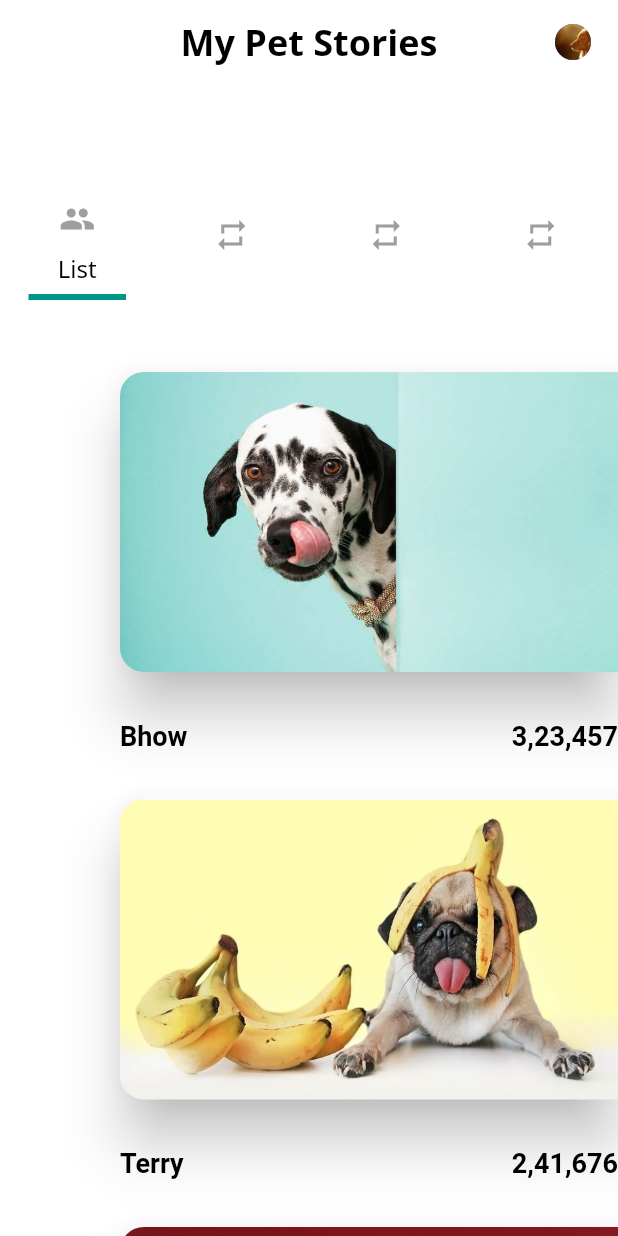
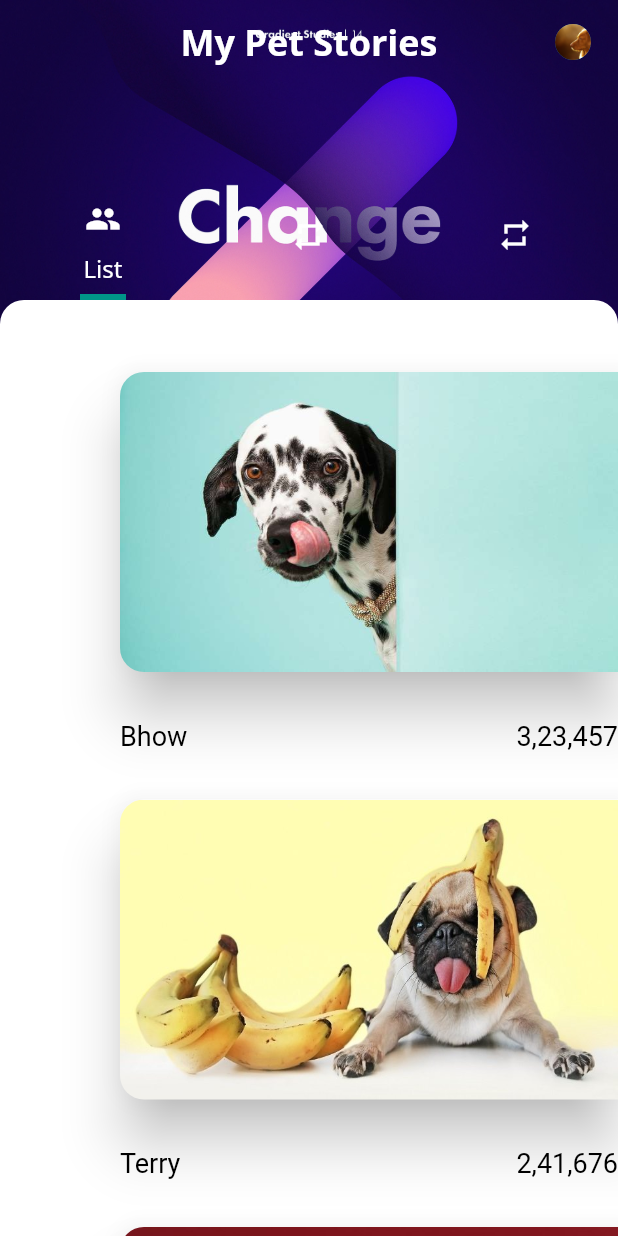
Before and after one commit to DhruvamSharma/UI-With-Flutter, a Flutter app: the screen it shows after launch, on a phone screen of 412 x 824 dp. Run offline on Flutter 3.47's test engine with Material 2 defaults, Android fonts, the phone set to English and light mode, and no system bars; our stand-ins replace flutter_swiper; Roboto replaces fonts that are missing (NotoSans-Regular).

Commit message:
new screen created

```diff
--- a/fluttery_interaction_design/lib/dogs_list.dart
+++ b/fluttery_interaction_design/lib/dogs_list.dart
@@ -2,10 +2,10 @@ import 'package:flutter/material.dart';
 import 'package:fluttery_interaction_design/dog_detail.dart';
 
 final dogs = [
-  DogViewModel(assetImagePath: 'assets/dog2.jpg', dogName: 'Bhow', numberOfLikes: '3,23,457'),
-  DogViewModel(assetImagePath: 'assets/dog1.jpg', dogName: 'Terry', numberOfLikes: '2,41,676'),
-  DogViewModel(assetImagePath: 'assets/dog4.jpg', dogName: 'Shiels', numberOfLikes: '1,87,222'),
-  DogViewModel(assetImagePath: 'assets/dog3.jpg', dogName: 'Tom', numberOfLikes: '8,43,453'),
+  DogViewModel(assetImagePath: 'assets/dog2.jpg', dogName: 'Bhow', numberOfLikes: '3,23,457', qualities: ['caring and cool', 'cool', 'cute'], imageList: ['assets/card_back3.jpg', 'assets/card_back2.png', 'assets/card_back1.jpg']),
+  DogViewModel(assetImagePath: 'assets/dog1.jpg', dogName: 'Terry', numberOfLikes: '2,41,676', qualities: ['caring', 'cool', 'cute'], imageList: ['assets/card_back2.png', 'assets/card_back3.jpg', 'assets/card_back1.jpg']),
+  DogViewModel(assetImagePath: 'assets/dog4.jpg', dogName: 'Shiels', numberOfLikes: '1,87,222', qualities: ['caring', 'cool', 'cute'], imageList: ['assets/card_back1.jpg', 'assets/card_back2.png', 'assets/card_back3.jpg']),
+  DogViewModel(assetImagePath: 'assets/dog3.jpg', dogName: 'Tom', numberOfLikes: '8,43,453', qualities: ['caring', 'cool', 'cute'], imageList: ['assets/card_back1.jpg', 'assets/card_back3.jpg', 'assets/card_back2.png']),
 ];
 
 class DogsList extends StatelessWidget {
@@ -37,7 +37,7 @@ class DogCard extends StatelessWidget {
   DogCard({this.model, this.position});
 
   final textStyle =
-  TextStyle(color: Colors.black, fontWeight: FontWeight.bold, fontSize: 18, fontFamily: 'NotoSans-Regular');
+  TextStyle(color: Colors.black, fontSize: 18, fontFamily: 'NotoSans-Regular');
 
   final double _cardBorderRadius = 16;
   @override
@@ -98,6 +98,8 @@ class DogViewModel {
   final String assetImagePath;
   final String dogName;
   final String numberOfLikes;
+  final List<String> qualities;
+  final List<String> imageList;
 
-  DogViewModel({this.assetImagePath, this.dogName, this.numberOfLikes});
+  DogViewModel({this.assetImagePath, this.dogName, this.numberOfLikes, this.qualities, this.imageList});
 }
--- a/fluttery_interaction_design/lib/main.dart
+++ b/fluttery_interaction_design/lib/main.dart
@@ -24,6 +24,7 @@ class MyApp extends StatelessWidget {
         primaryIconTheme: IconThemeData(color: Colors.black),
         iconTheme: IconThemeData(color: Colors.black,),
         canvasColor: Colors.white,
+        scaffoldBackgroundColor: Colors.white,
         fontFamily: 'NotoSans'
       ),
       home: MyHomePage(title: 'Flutter Demo Home Page'),
@@ -93,10 +94,10 @@ class _MyHomePageState extends State<MyHomePage> with SingleTickerProviderStateM
       child: Stack(
         children: <Widget>[
           Container(
-            child: Image.asset('assets/gradient.png'),
+            child: Image.asset('assets/background.jpg', fit: BoxFit.cover, width: double.infinity, height: 300,),
           ),
           Scaffold(
-            //backgroundColor: Colors.white,
+            backgroundColor: Colors.transparent,
             appBar: PreferredSize(
               preferredSize: Size.fromHeight(200),
               child: AppBar(
@@ -105,7 +106,7 @@ class _MyHomePageState extends State<MyHomePage> with SingleTickerProviderStateM
                 centerTitle: true,
                 title: Text("My Pet Stories",
                   style: TextStyle(
-                      color: Colors.black,
+                      color: Colors.white,
                       fontWeight: FontWeight.bold,
                       fontSize: 24
                   ),
@@ -120,25 +121,28 @@ class _MyHomePageState extends State<MyHomePage> with SingleTickerProviderStateM
                   )
                 ],
                 bottom: TabBar(tabs: <Widget>[
-                  Tab(icon: Icon(Icons.group, color: Colors.grey,), text: 'List',),
-                  Tab(icon: Icon(Icons.repeat, color: Colors.grey,), text: 'Donate',),
-                  Tab(icon: Icon(Icons.repeat, color: Colors.grey,), text: 'Meet',),
-                  Tab(icon: Icon(Icons.repeat, color: Colors.grey,), text: 'Adopt',),
+                  Tab(icon: Icon(Icons.group, color: Colors.white,), text: 'List',),
+                  Tab(icon: Icon(Icons.repeat, color: Colors.white,), text: 'Donate',),
+                  Tab(icon: Icon(Icons.repeat, color: Colors.white,), text: 'Meet',),
+                  //Tab(icon: Icon(Icons.repeat, color: Colors.white,), text: 'Adopt',),
                 ],
                   indicator: UnderlineTabIndicator(
                       borderSide: BorderSide(color: color, width: 4.0),
                       insets: EdgeInsets.fromLTRB(80, 20, 80, 0)
                   ),
                   unselectedLabelColor: Colors.grey,
-                  labelStyle: TextStyle(color: Colors.black, fontSize: 16),
-                  labelColor: Colors.black,
+                  labelStyle: TextStyle(color: Colors.white, fontSize: 16),
+                  labelColor: Colors.white,
                   unselectedLabelStyle: TextStyle(fontSize: 0),
                   controller: tabController,
                 ),
               ),
             ),
             body: Container(
-              color: Colors.white,
+              decoration: BoxDecoration(
+                borderRadius: BorderRadius.only(topLeft: Radius.circular(16), topRight: Radius.circular(16)),
+                color: Colors.white,
+              ),
               child: TabBarView(children: <Widget>[
                 DogsList(),
                 DogsList(),
@@ -153,10 +157,3 @@ class _MyHomePageState extends State<MyHomePage> with SingleTickerProviderStateM
     );
   }
 }
-
-
-class CustomAppBar extends AppBar {
-  @override
-  // TODO: implement preferredSize
-  Size get preferredSize => Size.fromHeight(200);
-}
--- a/fluttery_interaction_design/pubspec.yaml
+++ b/fluttery_interaction_design/pubspec.yaml
@@ -19,6 +19,7 @@ dependencies:
   # The following adds the Cupertino Icons font to your application.
   # Use with the CupertinoIcons class for iOS style icons.
   cupertino_icons: ^0.1.2
+  flutter_swiper : ^1.1.6
 
 dev_dependencies:
   flutter_test:
@@ -41,7 +42,12 @@ flutter:
     - assets/dog2.jpg
     - assets/dog4.jpg
 
+    - assets/gradient.jpeg
     - assets/gradient.png
+    - assets/background.jpg
+    - assets/card_back3.jpg
+    - assets/card_back2.png
+    - assets/card_back1.jpg
   fonts:
     - family: NotoSans
       fonts:
```
Also changed, not shown: fluttery_interaction_design/lib/dog_detail.dart (+172 -18 lines), fluttery_interaction_design/assets/background.jpg (added), fluttery_interaction_design/assets/card_back1.jpg (added), fluttery_interaction_design/assets/card_back2.png (added), fluttery_interaction_design/assets/card_back3.jpg (added), fluttery_interaction_design/assets/gradient.jpeg (added).
